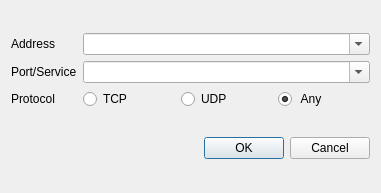
QubesOS/qubes-manager, file ui/newfwruledlg.ui: the form before one commit.
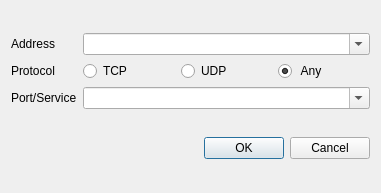
The form after the commit.

Commit message:
Fix widget order in new FW rule windows
fixes QubesOS/qubes-issues#8236

```diff
--- a/ui/newfwruledlg.ui
+++ b/ui/newfwruledlg.ui
@@ -31,7 +31,7 @@
      <property name="verticalSpacing">
       <number>6</number>
      </property>
-     <item row="2" column="2">
+     <item row="1" column="2">
       <widget class="QRadioButton" name="udp_radio">
        <property name="sizePolicy">
         <sizepolicy hsizetype="Expanding" vsizetype="Fixed">
@@ -50,7 +50,7 @@
        </property>
       </widget>
      </item>
-     <item row="1" column="0">
+     <item row="2" column="0">
       <widget class="QLabel" name="label_4">
        <property name="text">
         <string>Port/Service</string>
@@ -64,7 +64,7 @@
        </property>
       </widget>
      </item>
-     <item row="2" column="3">
+     <item row="1" column="3">
       <widget class="QRadioButton" name="any_radio">
        <property name="sizePolicy">
         <sizepolicy hsizetype="Expanding" vsizetype="Fixed">
@@ -96,7 +96,7 @@
        </property>
       </widget>
      </item>
-     <item row="1" column="1" colspan="3">
+     <item row="2" column="1" colspan="3">
       <widget class="QComboBox" name="serviceComboBox">
        <property name="toolTip">
         <string>&lt;html&gt;&lt;head/&gt;&lt;body&gt;&lt;p&gt;Port/service can be provided as a port number (e.g. 122), port range (1024-1234), or service name (e.g. smtp). For a full list of known services, see /etc/services in dom0.&lt;/p&gt;&lt;/body&gt;&lt;/html&gt;</string>
@@ -106,7 +106,7 @@
        </property>
       </widget>
      </item>
-     <item row="2" column="1">
+     <item row="1" column="1">
       <widget class="QRadioButton" name="tcp_radio">
        <property name="sizePolicy">
         <sizepolicy hsizetype="Expanding" vsizetype="Fixed">
@@ -125,7 +125,7 @@
        </property>
       </widget>
      </item>
-     <item row="2" column="0">
+     <item row="1" column="0">
       <widget class="QLabel" name="label">
        <property name="text">
         <string>Protocol</string>
```
Left out of the diff: 4 changed lines with no effect on the pictures.
